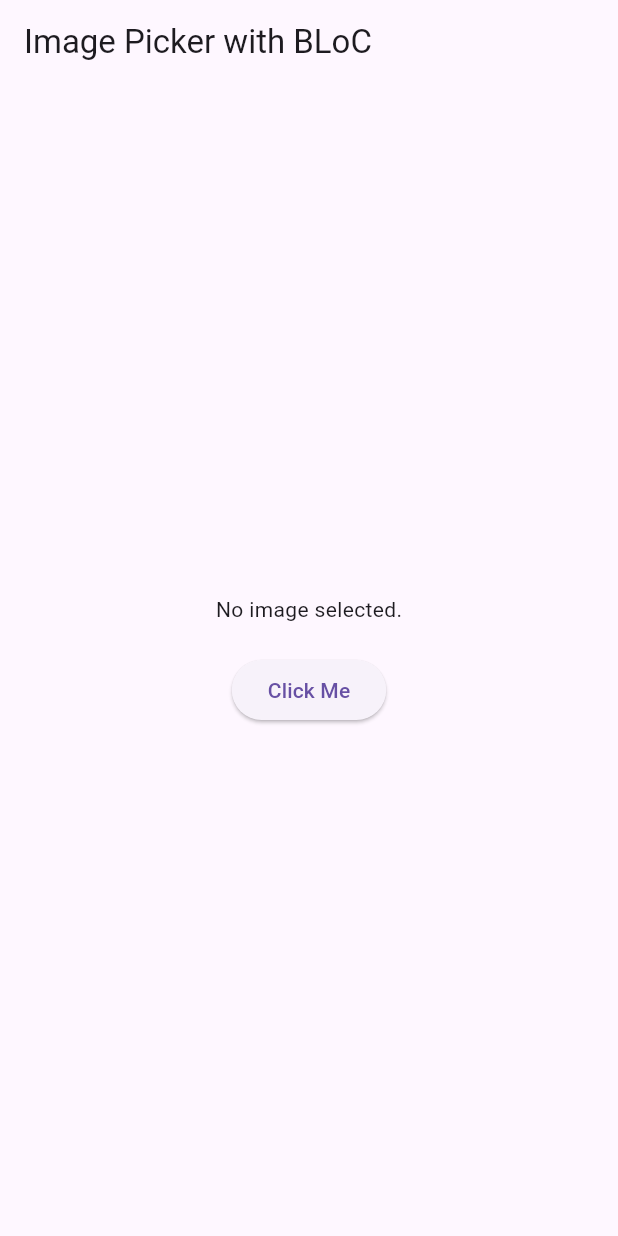
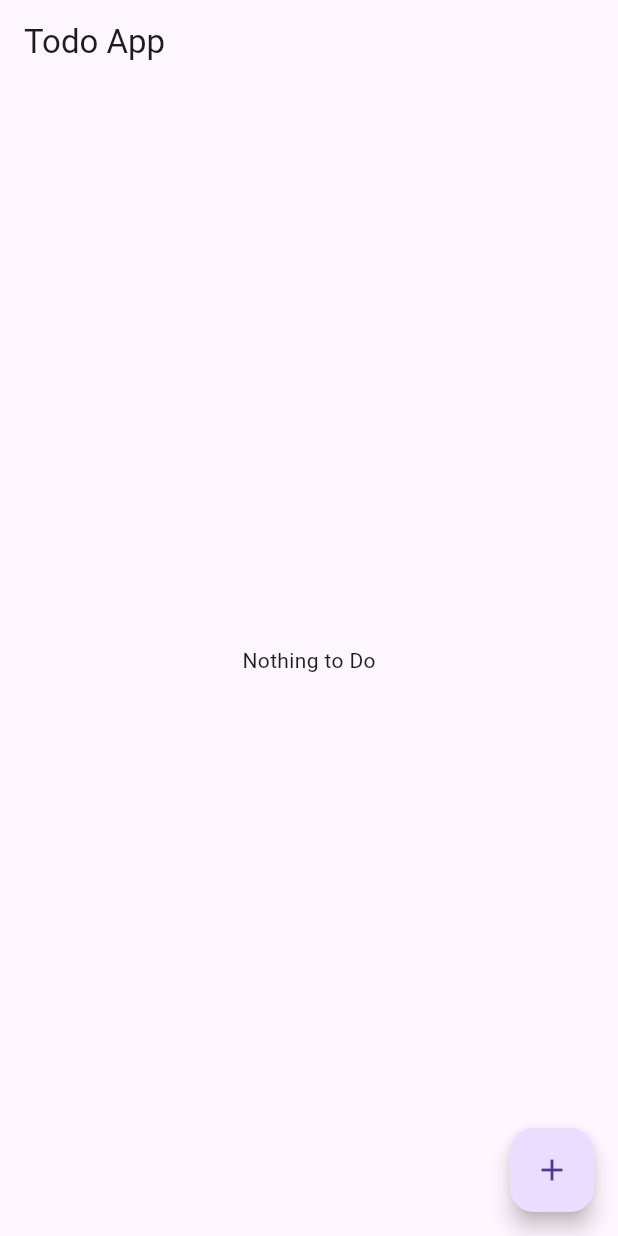
Before and after one commit to Ashurajput02/blocstatemanagement, a Flutter app: the screen it shows after launch, on a phone screen of 412 x 824 dp. Run offline on Flutter 3.47's test engine with Material 3 defaults, Android fonts, the phone set to English and light mode, and no system bars; our stand-ins replace bloc, equatable, flutter_bloc, image_picker.

Commit message:
hey babe

```diff
--- /dev/null
+++ b/lib/bloc/to_do/todo_bloc.dart
@@ -0,0 +1,39 @@
+// import 'package:bloc/bloc.dart';
+// import 'package:bloc_app/bloc/to_do/todo_event.dart';
+// import 'package:bloc_app/bloc/to_do/todo_state.dart';
+
+// class toDoBloc extends Bloc<toDoEvent, toDoState> {
+//   final List<String> ash = [];
+//   toDoBloc() : super(toDoState()) {
+//     on<addItem>(_adding);
+//     //on<deleteItem>(_removing);
+//   }
+
+//   void _adding(addItem event, Emitter<toDoState> emit) {
+//     ash.add(event.item);
+//     emit(state.copyWith(todosList: List.from(ash)));
+//   }
+// }
+
+import 'package:bloc/bloc.dart';
+import 'package:bloc_app/bloc/to_do/todo_event.dart';
+import 'package:bloc_app/bloc/to_do/todo_state.dart';
+
+class ToDoBloc extends Bloc<ToDoEvent, ToDoState> {
+  final List<String> _todos = [];
+
+  ToDoBloc() : super(ToDoState()) {
+    on<AddItem>(_onAddItem);
+    on<DeleteItem>(_onDeleteItem);
+  }
+
+  void _onAddItem(AddItem event, Emitter<ToDoState> emit) {
+    _todos.add(event.item);
+    emit(state.copyWith(todosList: List.from(_todos)));
+  }
+
+  void _onDeleteItem(DeleteItem event, Emitter<ToDoState> emit) {
+    _todos.removeAt(event.index);
+    emit(state.copyWith(todosList: List.from(_todos)));
+  }
+}
--- /dev/null
+++ b/lib/bloc/to_do/todo_event.dart
@@ -0,0 +1,46 @@
+// import 'package:equatable/equatable.dart';
+
+// abstract class toDoEvent extends Equatable {
+//   const toDoEvent();
+//   @override
+//   List<Object> get props => [];
+// }
+
+// class addItem extends toDoEvent {
+//   final String item;
+//   addItem({required this.item});
+//   @override
+//   List<Object> get props => [item];
+// }
+
+// class deleteItem extends toDoEvent {
+//   @override
+//   List<Object> get props => [];
+// }
+
+import 'package:equatable/equatable.dart';
+
+abstract class ToDoEvent extends Equatable {
+  const ToDoEvent();
+
+  @override
+  List<Object> get props => [];
+}
+
+class AddItem extends ToDoEvent {
+  final String item;
+
+  const AddItem({required this.item});
+
+  @override
+  List<Object> get props => [item];
+}
+
+class DeleteItem extends ToDoEvent {
+  final int index;
+
+  const DeleteItem({required this.index});
+
+  @override
+  List<Object> get props => [index];
+}
--- /dev/null
+++ b/lib/bloc/to_do/todo_state.dart
@@ -0,0 +1,34 @@
+// import 'package:equatable/equatable.dart';
+
+// class toDoState extends Equatable {
+//   //ruk idhar teri jo cheez change ho rhi hain voh ek list hai so item count jo tu soch rha hai voh nahi balki ui mei
+//   //list badal rhi hai
+
+//   //final int itemCount;
+//   final List<String> todosList;
+//   toDoState({this.todosList = const []});
+//   @override
+//   List<Object> get props => [todosList];
+//   //copywith aapki class ka ek naya instance create kr deta h
+
+//   toDoState copyWith({List<String>? todosList}) {
+//     return toDoState(todosList: todosList ?? this.todosList);
+//   }
+// }
+
+import 'package:equatable/equatable.dart';
+
+class ToDoState extends Equatable {
+  final List<String> todosList;
+
+  const ToDoState({this.todosList = const []});
+
+  @override
+  List<Object> get props => [todosList];
+
+  ToDoState copyWith({List<String>? todosList}) {
+    return ToDoState(
+      todosList: todosList ?? this.todosList,
+    );
+  }
+}
--- a/lib/main.dart
+++ b/lib/main.dart
@@ -76,8 +76,10 @@
 // }
 
 import 'package:bloc_app/bloc/imagepicker/image_bloc.dart';
+import 'package:bloc_app/bloc/to_do/todo_bloc.dart';
 import 'package:bloc_app/ui/image_picker_screen.dart';
 import 'package:bloc_app/ui/switch_example_screen.dart';
+import 'package:bloc_app/ui/todo_screen.dart';
 import 'package:flutter/material.dart';
 import 'package:flutter_bloc/flutter_bloc.dart';
 import 'package:bloc_app/bloc/slider/slider_bloc.dart';
@@ -102,13 +104,14 @@ class MyApp extends StatelessWidget {
         BlocProvider(create: (_) => SwitchBloc()),
         BlocProvider(create: (_) => SliderBloc()),
         BlocProvider(create: (_) => ImagePickerBloc()),
+        BlocProvider(create: (_) => ToDoBloc()),
       ],
       child: MaterialApp(
         title: 'Flutter Demo',
         theme: ThemeData(
           primarySwatch: Colors.blue,
         ),
-        home: ImagePickerScreen(),
+        home: ToDoScreen(),
       ),
     );
   }
--- /dev/null
+++ b/lib/ui/todo_screen.dart
@@ -0,0 +1,107 @@
+// import 'package:bloc_app/bloc/to_do/todo_bloc.dart';
+// import 'package:bloc_app/bloc/to_do/todo_event.dart';
+// import 'package:bloc_app/bloc/to_do/todo_state.dart';
+// import 'package:flutter/material.dart';
+// import 'package:flutter_bloc/flutter_bloc.dart';
+
+// class ToDoScreen extends StatefulWidget {
+//   const ToDoScreen({Key? key}) : super(key: key);
+
+//   @override
+//   _ToDoScreenState createState() => _ToDoScreenState();
+// }
+
+// class _ToDoScreenState extends State<ToDoScreen> {
+//   @override
+//   Widget build(BuildContext context) {
+//     return Scaffold(
+//       appBar: AppBar(
+//         title: const Text('Todo App'),
+//       ),
+//       body: BlocBuilder<toDoBloc, toDoState>(builder: (context, state) {
+//         if (state.todosList.isEmpty)
+//           return const Center(child: Text("Nothing to Do"));
+//         else if (state.todosList.isNotEmpty) {
+//           return ListView.builder(
+//             itemCount: 10, // Hardcoded for now, later this can be dynamic
+//             itemBuilder: (context, index) {
+//               return ListTile(
+//                 title: Text(index.toString()), // Displays the index
+//                 trailing: IconButton(
+//                   icon: const Icon(Icons.delete),
+//                   onPressed: () {
+//                     // Handle delete action here
+//                   },
+//                 ),
+//               );
+//             },
+//           );
+//         } else {
+//           return SizedBox();
+//         }
+//       }),
+//       floatingActionButton: FloatingActionButton(
+//         onPressed: () {
+//           // Handle adding new task here
+//           //for (int i = 1; i <= 10; i++)
+//           context.read<toDoBloc>().add(addItem(item: "hello ashbabe"));
+//           //lekin yadi mein isko empty hi chodunga toh i wont be able to pass any data to it
+//           //so jo bhi to do mein add karna chahta hooon usko mein isme pass karunga hi for obvious reasons
+//         },
+//         child: const Icon(Icons.add),
+//       ),
+//     );
+//   }
+// }
+
+import 'package:bloc_app/bloc/to_do/todo_bloc.dart';
+import 'package:bloc_app/bloc/to_do/todo_event.dart';
+import 'package:bloc_app/bloc/to_do/todo_state.dart';
+import 'package:flutter/material.dart';
+import 'package:flutter_bloc/flutter_bloc.dart';
+
+class ToDoScreen extends StatefulWidget {
+  const ToDoScreen({Key? key}) : super(key: key);
+
+  @override
+  _ToDoScreenState createState() => _ToDoScreenState();
+}
+
+class _ToDoScreenState extends State<ToDoScreen> {
+  @override
+  Widget build(BuildContext context) {
+    return Scaffold(
+      appBar: AppBar(
+        title: const Text('Todo App'),
+      ),
+      body: BlocBuilder<ToDoBloc, ToDoState>(
+        builder: (context, state) {
+          if (state.todosList.isEmpty) {
+            return const Center(child: Text("Nothing to Do"));
+          }
+
+          return ListView.builder(
+            itemCount: state.todosList.length, // Use dynamic item count
+            itemBuilder: (context, index) {
+              return ListTile(
+                title: Text(state.todosList[index]), // Display the actual task
+                trailing: IconButton(
+                  icon: const Icon(Icons.delete),
+                  onPressed: () {
+                    context.read<ToDoBloc>().add(DeleteItem(index: index));
+                  },
+                ),
+              );
+            },
+          );
+        },
+      ),
+      floatingActionButton: FloatingActionButton(
+        onPressed: () {
+          context.read<ToDoBloc>().add(AddItem(item: 'Task ${DateTime.now()}'));
+        },
+        child: const Icon(Icons.add),
+      ),
+    );
+  }
+}
```
